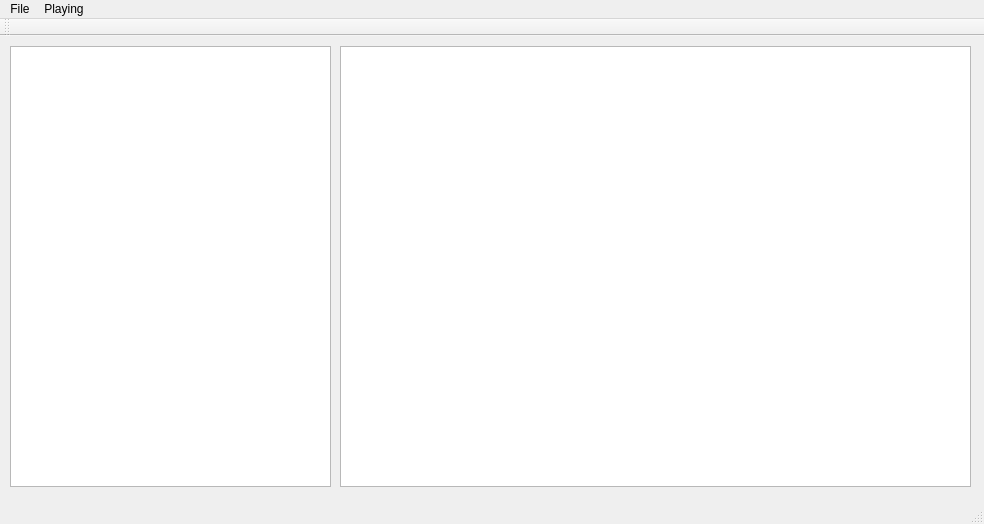
Above: mainwindow.ui from KirillDubinkin/Errorise before the change. Below: the same form after it.
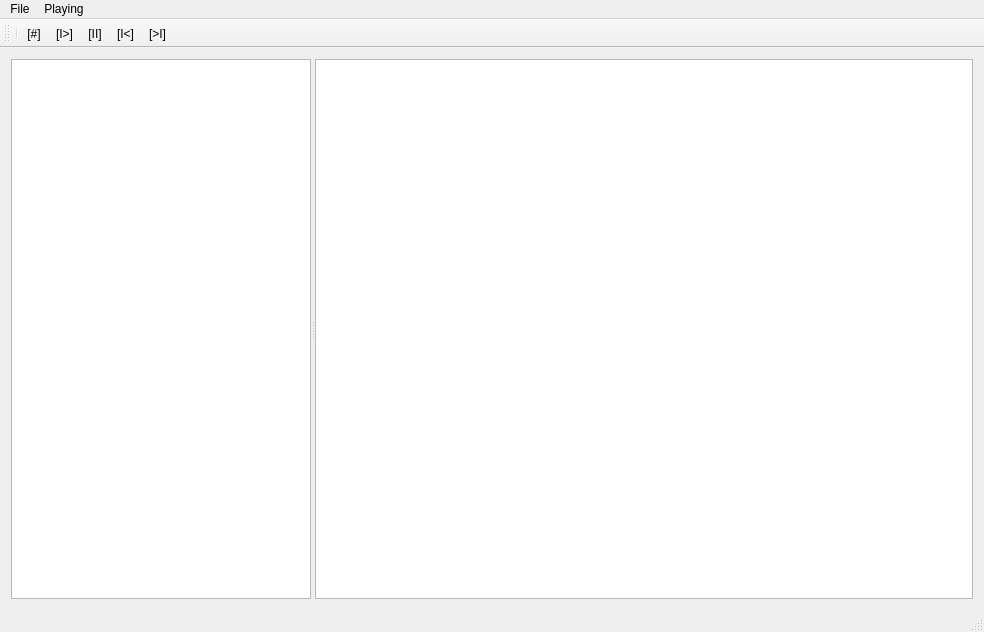
That is the form after the change.

```diff
--- a/mainwindow.ui
+++ b/mainwindow.ui
@@ -7,31 +7,25 @@
     <x>0</x>
     <y>0</y>
     <width>984</width>
-    <height>524</height>
+    <height>632</height>
    </rect>
   </property>
   <property name="windowTitle">
    <string>Amplayer</string>
   </property>
   <widget class="QWidget" name="centralWidget">
-   <widget class="QTableWidget" name="AlbumPL">
-    <property name="geometry">
-     <rect>
-      <x>340</x>
-      <y>10</y>
-      <width>631</width>
-      <height>441</height>
-     </rect>
-    </property>
-   </widget>
+   <layout class="QGridLayout" name="gridLayout">
+    <item row="0" column="0">
+     <widget class="QSplitter" name="splitter">
+      <property name="orientation">
+       <enum>Qt::Horizontal</enum>
+      </property>
    <widget class="QTreeView" name="treeView">
-    <property name="geometry">
-     <rect>
-      <x>10</x>
-      <y>10</y>
-      <width>321</width>
-      <height>441</height>
-     </rect>
+       <property name="maximumSize">
+        <size>
+         <width>300</width>
+         <height>16777215</height>
+        </size>
     </property>
     <property name="styleSheet">
      <string notr="true"/>
@@ -40,6 +34,10 @@
      <bool>false</bool>
     </attribute>
    </widget>
+      <widget class="QTableWidget" name="AlbumPL"/>
+     </widget>
+    </item>
+   </layout>
   </widget>
   <widget class="QMenuBar" name="menuBar">
    <property name="geometry">
@@ -81,6 +79,12 @@
    <attribute name="toolBarBreak">
     <bool>false</bool>
    </attribute>
+   <addaction name="separator"/>
+   <addaction name="actionStop"/>
+   <addaction name="actionPlay"/>
+   <addaction name="actionPause"/>
+   <addaction name="actionPrevios"/>
+   <addaction name="actionNext"/>
   </widget>
   <widget class="QStatusBar" name="statusBar">
    <property name="enabled">
@@ -94,27 +98,27 @@
   </action>
   <action name="actionPlay">
    <property name="text">
-    <string>Play</string>
+    <string>[I&gt;]</string>
    </property>
   </action>
   <action name="actionPause">
    <property name="text">
-    <string>Play / Pause</string>
+    <string>[II]</string>
    </property>
   </action>
   <action name="actionStop">
    <property name="text">
-    <string>Stop</string>
+    <string>[#]</string>
    </property>
   </action>
   <action name="actionPrevios">
    <property name="text">
-    <string>Previos</string>
+    <string>[I&lt;]</string>
    </property>
   </action>
   <action name="actionNext">
    <property name="text">
-    <string>Next</string>
+    <string>[&gt;I]</string>
    </property>
   </action>
   <action name="actionPreferences">
```
Left out of the diff: 6 changed lines with no effect on the pictures. Lines whose indentation alone changed are shown as unchanged.
